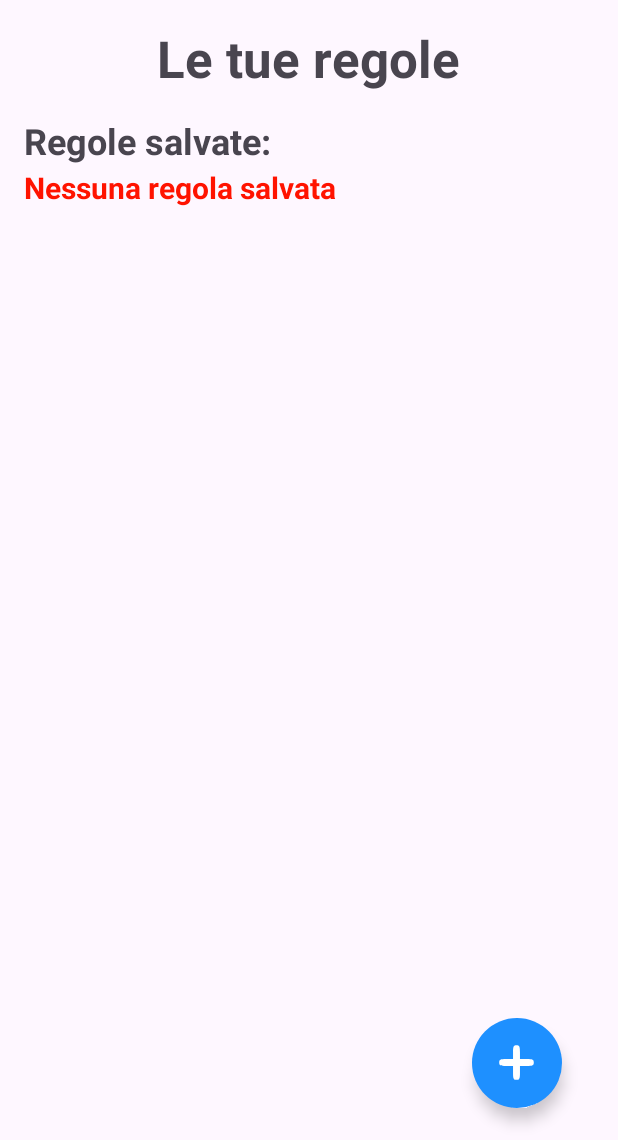
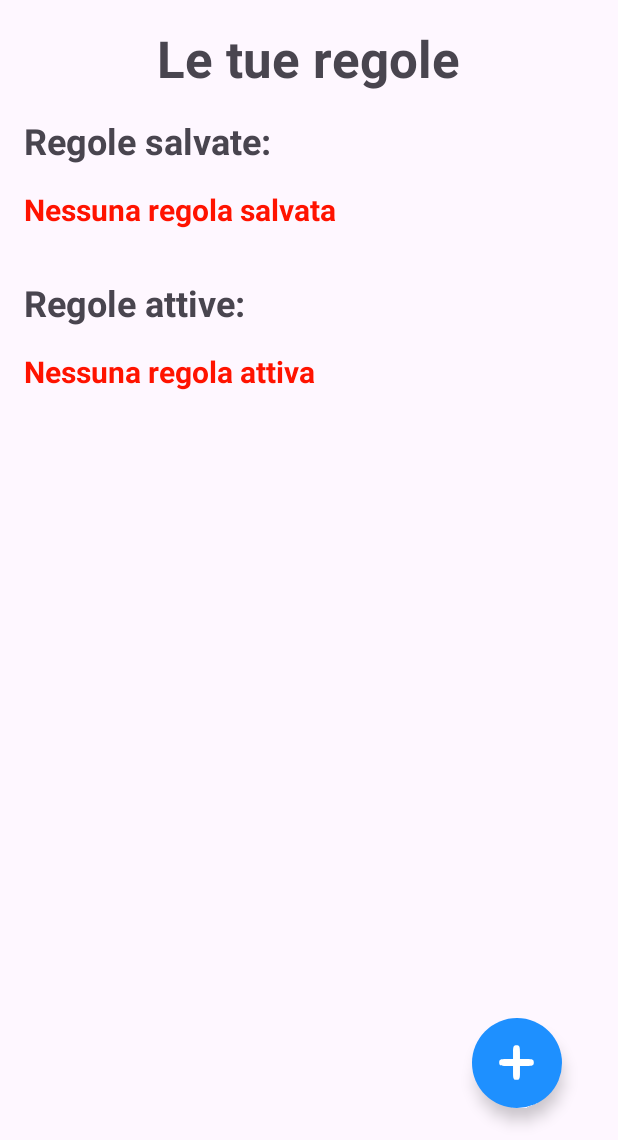
Before and after one commit to AleDeGregorio/PrivacyManager, an Android app: the MainActivity screen opened directly, with no data from a screen before it, on a phone screen of 412 x 824 dp, the part 96-1236 px from its top. Run offline under Robolectric (Android 15) with nearby library versions, the phone set to English and light mode, and no system bars.

Commit message:
fix: saved rules and active rules in homepage

```diff
--- a/app/src/main/java/it/polito/s294545/privacymanager/activities/MainActivity.kt
+++ b/app/src/main/java/it/polito/s294545/privacymanager/activities/MainActivity.kt
@@ -36,6 +36,7 @@ private var activeRules = mutableListOf<Rule>()
 
 private lateinit var context : Context
 private lateinit var noRule : TextView
+private lateinit var noActiveRule : TextView
 
 class MainActivity : AppCompatActivity() {
 
@@ -46,6 +47,7 @@ class MainActivity : AppCompatActivity() {
 
         val retrievedRules = PreferencesManager.getAllPrivacyRules(this)
         noRule = findViewById(R.id.no_rule)
+        noActiveRule = findViewById(R.id.no_active_rule)
 
         if (!retrievedRules.isNullOrEmpty()) {
             for (r in retrievedRules.keys) {
@@ -59,14 +61,13 @@ class MainActivity : AppCompatActivity() {
                 }
             }
         }
-        else {
+
+        // Check if there are any rule
+        if (savedRules.isEmpty()) {
             noRule.visibility = VISIBLE
         }
-
-        // Managing saved rules recycler view
-        if (savedRules.isEmpty() && activeRules.isNotEmpty()) {
-            val containerSavedRules = findViewById<LinearLayout>(R.id.list_rules_container)
-            containerSavedRules.visibility = GONE
+        if (activeRules.isEmpty()) {
+            noActiveRule.visibility = VISIBLE
         }
 
         val savedRulesRecyclerView = findViewById<RecyclerView>(R.id.list_rules)
--- a/app/src/main/res/layout/activity_main.xml
+++ b/app/src/main/res/layout/activity_main.xml
@@ -24,6 +24,27 @@
         android:layout_marginTop="@dimen/margin_top_title"
         android:layout_centerHorizontal="true" />
 
+    <LinearLayout
+        android:id="@+id/list_rules_container"
+        android:layout_width="match_parent"
+        android:layout_height="wrap_content"
+        android:layout_alignParentStart="true"
+        android:layout_alignParentEnd="true"
+        android:layout_below="@+id/textView"
+        android:layout_marginTop="@dimen/margin_top_title"
+        android:layout_marginBottom="@dimen/margin_top_title"
+        android:orientation="vertical">
+
+        <TextView
+            android:id="@+id/saved_rules"
+            android:layout_width="wrap_content"
+            android:layout_height="wrap_content"
+            android:text="@string/saved_rules"
+            android:layout_marginStart="@dimen/margin_top_title"
+            android:layout_marginBottom="@dimen/margin_top_title"
+            android:textSize="24sp"
+            android:textStyle="bold" />
+
         <TextView
             android:id="@+id/no_rule"
             android:layout_width="wrap_content"
@@ -33,19 +54,23 @@
             android:textSize="20sp"
             android:textStyle="bold"
             android:textColor="@color/error"
-        android:layout_below="@+id/textView"
-        android:layout_alignParentStart="true"
-        android:layout_marginStart="@dimen/margin_top_title"
-        android:layout_marginTop="50dp"/>
+            android:layout_marginStart="@dimen/margin_top_title"/>
+
+        <androidx.recyclerview.widget.RecyclerView
+            android:id="@+id/list_rules"
+            android:layout_width="match_parent"
+            android:layout_height="wrap_content"
+            android:orientation="vertical" />
+    </LinearLayout>
 
     <LinearLayout
         android:id="@+id/list_active_rules_container"
         android:layout_width="match_parent"
         android:layout_height="wrap_content"
         android:layout_alignParentStart="true"
-        android:visibility="gone"
         android:layout_alignParentEnd="true"
-        android:layout_below="@+id/textView"
+        android:layout_below="@+id/list_rules_container"
+        android:layout_above="@+id/new_rule"
         android:layout_marginTop="@dimen/margin_top_title"
         android:layout_marginBottom="@dimen/margin_top_title"
         android:orientation="vertical">
@@ -60,37 +85,19 @@
             android:textSize="24sp"
             android:textStyle="bold" />
 
+        <TextView
+            android:id="@+id/no_active_rule"
+            android:layout_width="wrap_content"
+            android:layout_height="wrap_content"
+            android:text="@string/no_active_rule"
+            android:visibility="gone"
+            android:textSize="20sp"
+            android:textStyle="bold"
+            android:textColor="@color/error"
+            android:layout_marginStart="@dimen/margin_top_title"/>
+
         <androidx.recyclerview.widget.RecyclerView
             android:id="@+id/list_active_rules"
-            android:layout_width="match_parent"
-            android:layout_height="wrap_content"
-            android:orientation="vertical" />
-    </LinearLayout>
-
-    <LinearLayout
-        android:id="@+id/list_rules_container"
-        android:layout_width="match_parent"
-        android:layout_height="wrap_content"
-        android:layout_alignParentStart="true"
-        android:layout_alignParentEnd="true"
-        android:layout_below="@+id/list_active_rules_container"
-        android:layout_above="@+id/new_rule"
-        android:layout_marginTop="@dimen/margin_top_title"
-        android:layout_marginBottom="@dimen/margin_top_title"
-        android:orientation="vertical">
-
-        <TextView
-            android:id="@+id/saved_rules"
-            android:layout_width="wrap_content"
-            android:layout_height="wrap_content"
-            android:text="@string/saved_rules"
-            android:layout_marginStart="@dimen/margin_top_title"
-            android:layout_marginBottom="@dimen/margin_top_title"
-            android:textSize="24sp"
-            android:textStyle="bold" />
-
-        <androidx.recyclerview.widget.RecyclerView
-            android:id="@+id/list_rules"
             android:layout_width="match_parent"
             android:layout_height="wrap_content"
             android:orientation="vertical" />
--- a/app/src/main/res/values/strings.xml
+++ b/app/src/main/res/values/strings.xml
@@ -125,4 +125,5 @@
     <string name="usage_permission">Usage permission</string>
     <string name="ask_usage">Ricerca informazioni app</string>
     <string name="confirm_permissions">Confirm permissions</string>
+    <string name="no_active_rule">Nessuna regola attiva</string>
 </resources>
```
Lines whose indentation alone changed are shown as unchanged.
